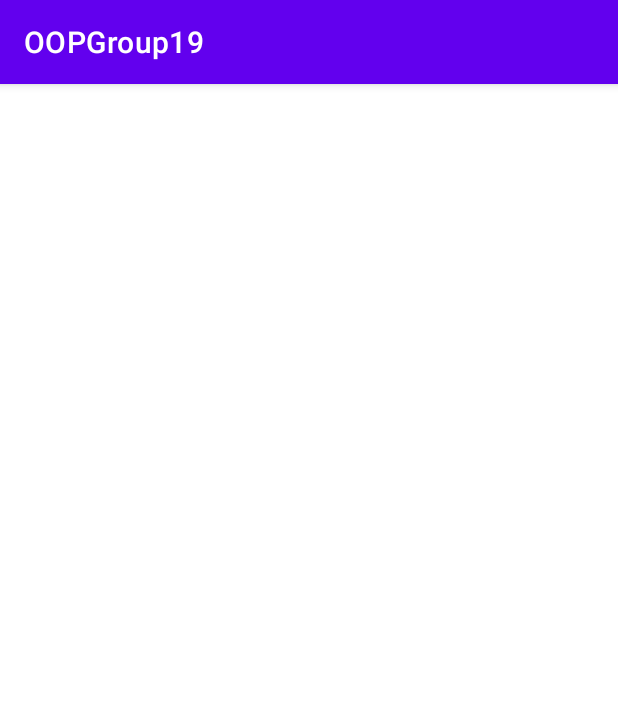
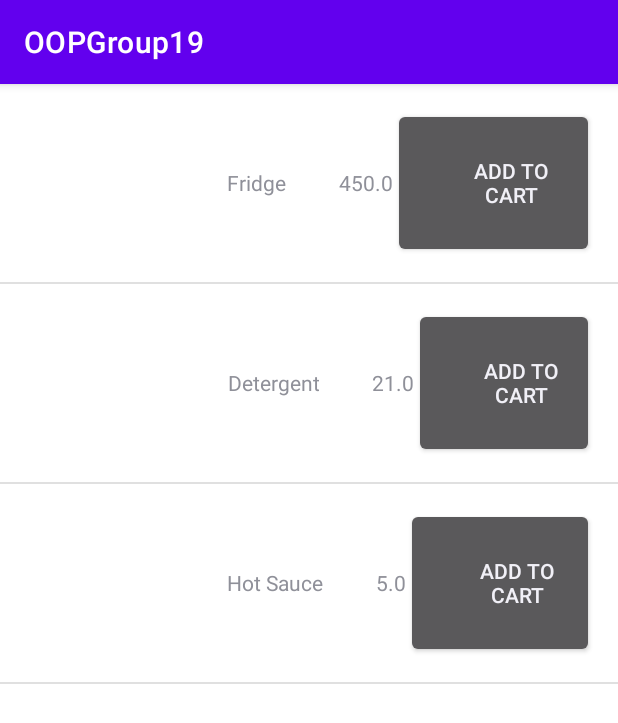
Before and after one commit to juliancorrea93/OOP-Project, an Android app: the CustomerProductView screen opened directly, with no data from a screen before it, on a phone screen of 412 x 824 dp. Shown: the top 723 px of the screen. Run offline under Robolectric (Android 15) with nearby library versions, the phone set to English and light mode, and no system bars; 5 statements that could not run were skipped.

Commit message:
Updates to UI

```diff
--- a/app/src/main/java/com/correajulian/oopgroup19/CustomerProductPage.java
+++ b/app/src/main/java/com/correajulian/oopgroup19/CustomerProductPage.java
@@ -3,6 +3,7 @@ package com.correajulian.oopgroup19;
 import androidx.appcompat.app.AppCompatActivity;
 
 import android.os.Bundle;
+import android.widget.TextView;
 
 public class CustomerProductPage extends AppCompatActivity {
 
@@ -10,5 +11,11 @@ public class CustomerProductPage extends AppCompatActivity {
     protected void onCreate(Bundle savedInstanceState) {
         super.onCreate(savedInstanceState);
         setContentView(R.layout.activity_customer_product_page);
+
+        TextView text = findViewById(R.id.textView);
+
+        String s = getIntent().getExtras().getString("item");
+
+        text.setText(s);
     }
 }
--- a/app/src/main/java/com/correajulian/oopgroup19/CustomerProductView.java
+++ b/app/src/main/java/com/correajulian/oopgroup19/CustomerProductView.java
@@ -1,10 +1,70 @@
 package com.correajulian.oopgroup19;
 
+import androidx.annotation.NonNull;
+import androidx.annotation.Nullable;
 import androidx.appcompat.app.AppCompatActivity;
 
+import android.content.Context;
+import android.content.Intent;
 import android.os.Bundle;
+import android.view.LayoutInflater;
+import android.view.View;
+import android.view.ViewGroup;
+import android.widget.ArrayAdapter;
+import android.widget.Button;
+import android.widget.ListView;
+import android.widget.TextView;
+import android.widget.Toast;
+
+import java.util.ArrayList;
 
 public class CustomerProductView extends AppCompatActivity {
+
+    private ListView lv;
+    private ShoppingCart sc;
+
+    class ProductViewAdapter extends ArrayAdapter<Product> {
+        Context context;
+        ArrayList<String> names = new ArrayList<>();
+        ArrayList<String> prices = new ArrayList<String>(); // use wrapper in product if needed for String conversion
+
+        ProductViewAdapter(Context c, ArrayList<Product> products) {
+            //change arraylist products to an invertory
+            super(c, R.layout.product_tiles, products);
+            this.context = c;
+            //Image view for product icon will need to be added here, maybe just pass the path
+            for (int i = 0; i < products.size(); i++) {
+                this.names.add(products.get(i).getName());
+            }
+            for (int i = 0; i < products.size(); i++) {
+                Float f = products.get(i).getPrice();
+                this.prices.add(f.toString());
+            }
+        }
+
+        @NonNull
+        @Override
+        public View getView(int position, @Nullable View convertView, @NonNull ViewGroup parent) {
+            LayoutInflater layoutInflater = (LayoutInflater)getApplicationContext().getSystemService(Context.LAYOUT_INFLATER_SERVICE);
+            View row = layoutInflater.inflate(R.layout.product_tiles, parent, false);
+
+            TextView name = row.findViewById(R.id.name);
+            TextView price = row.findViewById(R.id.price);
+            Button addItem = row.findViewById(R.id.addtocart);
+            name.setOnClickListener(v -> {
+                Intent intent = new Intent(CustomerProductView.this ,CustomerProductPage.class);
+                intent.putExtra("item", "hello world");
+                startActivity(intent);
+            });
+            addItem.setOnClickListener(v -> {
+                Toast.makeText(getApplicationContext(), name.getText() + " has been added to cart", Toast.LENGTH_LONG).show();
+            });
+            name.setText(names.get(position));
+            price.setText(prices.get(position));
+
+            return row;
+        }
+    }
 
     @Override
     protected void onCreate(Bundle savedInstanceState) {
@@ -17,5 +77,20 @@ public class CustomerProductView extends AppCompatActivity {
         Customer customer = new Customer(userinfo);
         System.out.println(customer.toString());
 
+        lv = findViewById(R.id.listView);
+
+        ArrayList<Product> products = new ArrayList<>();
+
+        Product p1 = new Product("Fridge", 450, "C:\\Users\\Julian", "Amazon");
+        Product p2 = new Product("Detergent", 21, "C:\\Users\\Julian", "Tide");
+        Product p3 = new Product("Hot Sauce", 5, "C:\\Users\\Julian", "Fran");
+
+        products.add(p1);
+        products.add(p2);
+        products.add(p3);
+
+        ProductViewAdapter adapter = new ProductViewAdapter(getApplicationContext(), products);
+        lv.setAdapter(adapter);
+
     }
 }
--- a/app/src/main/java/com/correajulian/oopgroup19/Product.java
+++ b/app/src/main/java/com/correajulian/oopgroup19/Product.java
@@ -22,4 +22,5 @@ public class Product {
     private float price;
     private String imgpath;
     private String seller_name;
+    private int quantity;
 }
--- a/app/src/main/java/com/correajulian/oopgroup19/Seller.java
+++ b/app/src/main/java/com/correajulian/oopgroup19/Seller.java
@@ -1,7 +1,9 @@
 package com.correajulian.oopgroup19;
 
 public class Seller extends User {
-    public Seller() {
-        super("test", "test");
+    public Seller(User u) {
+        super(u.getUsername(), u.getPassword());
     }
+    //Inventory
+
 }
--- a/app/src/main/res/layout/activity_customer_product_page.xml
+++ b/app/src/main/res/layout/activity_customer_product_page.xml
@@ -6,4 +6,10 @@
     android:layout_height="match_parent"
     tools:context=".CustomerProductPage">
 
+    <TextView
+        android:id="@+id/textView"
+        android:layout_width="wrap_content"
+        android:layout_height="wrap_content"
+        tools:layout_editor_absoluteX="158dp"
+        tools:layout_editor_absoluteY="302dp" />
 </androidx.constraintlayout.widget.ConstraintLayout>
--- a/app/src/main/res/layout/product_tiles.xml
+++ b/app/src/main/res/layout/product_tiles.xml
@@ -20,16 +20,26 @@
         <TextView
             android:layout_width="wrap_content"
             android:layout_height="match_parent"
-            android:paddingLeft="100dp"
+            android:paddingLeft="35dp"
             android:text="Item"
+            android:gravity="center"
             android:id="@+id/name"
             />
         <TextView
             android:layout_width="wrap_content"
             android:layout_height="match_parent"
-            android:paddingLeft="100dp"
+            android:paddingLeft="35dp"
             android:text="Price"
+            android:gravity="center"
             android:id="@+id/price"
             />
+
+        <Button
+            android:id="@+id/addtocart"
+            android:layout_width="25dp"
+            android:layout_height="match_parent"
+            android:paddingLeft = "35dp"
+            android:layout_weight="1"
+            android:text="@string/cartadd" />
     </LinearLayout>
 </LinearLayout>
--- a/app/src/main/res/values/strings.xml
+++ b/app/src/main/res/values/strings.xml
@@ -1,3 +1,4 @@
 <resources>
     <string name="app_name">OOPGroup19</string>
+    <string name="cartadd">Add To Cart</string>
 </resources>
```
